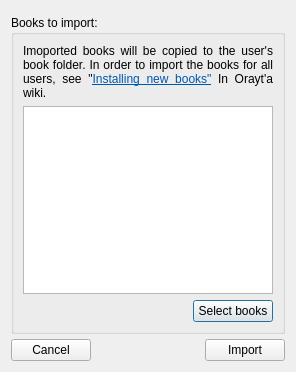
This is trunk/importbook.ui in MosheWagner/Orayta-QT as Qt 5 draws it before an edit. The edited form follows.
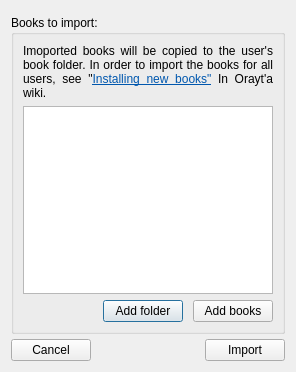
This is the edited form.

Commit message: A few small fixes. Added import folder option

```diff
--- a/trunk/importbook.ui
+++ b/trunk/importbook.ui
@@ -48,6 +48,9 @@
       </item>
       <item>
        <layout class="QHBoxLayout" name="horizontalLayout_2">
+        <property name="spacing">
+         <number>10</number>
+        </property>
         <property name="topMargin">
          <number>0</number>
         </property>
@@ -70,7 +73,14 @@
         <item>
          <widget class="QPushButton" name="addBTN">
           <property name="text">
-           <string>Select books</string>
+           <string>Add folder</string>
+          </property>
+         </widget>
+        </item>
+        <item>
+         <widget class="QPushButton" name="addBooks">
+          <property name="text">
+           <string>Add books</string>
           </property>
          </widget>
         </item>
```
Left out of the diff: 2 changed lines with no effect on the pictures. The commit also changes 12 other files.
